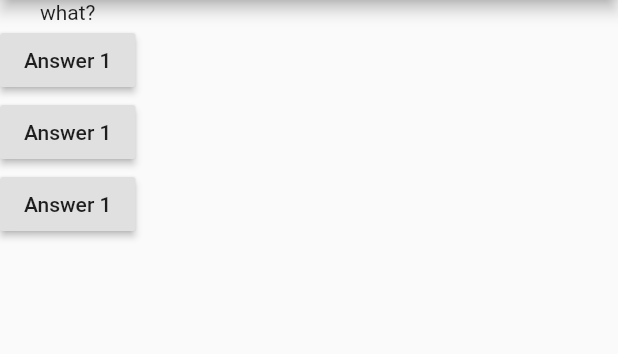
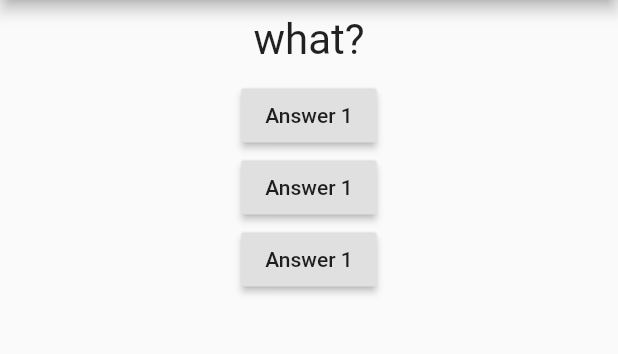
Before and after one commit to xWReXx/FlutterBasics, a Flutter app: the screen it shows after launch, after a tap on "Answer 1", on a phone screen of 412 x 824 dp, the part 84-438 px from its top. Run offline on Flutter 3.47's test engine with Material 2 defaults, Android fonts, the phone set to English and light mode, and no system bars.

Commit message:
added question widget and basic stylying

```diff
--- a/lib/main.dart
+++ b/lib/main.dart
@@ -1,4 +1,6 @@
 import 'package:flutter/material.dart';
+
+import './question.dart';
 
 // void main(){
 //   runApp(MyApp());
@@ -10,16 +12,16 @@ class MyApp extends StatefulWidget {
   @override
   State<StatefulWidget> createState() {
     // TODO: implement createState
-    return MyAppState();
+    return _MyAppState();
   }
 }
 
-class MyAppState extends State<MyApp> {
-  var questionIndex = 0;
+class _MyAppState extends State<MyApp> {
+  var _questionIndex = 0;
 
-  void answerQuestions() {
+  void _answerQuestions() {
     setState(() {
-      questionIndex = questionIndex + 1;
+      _questionIndex = _questionIndex + 1;
     });
     print('Answer Chosen!');
   }
@@ -33,18 +35,20 @@ class MyAppState extends State<MyApp> {
         ),
         body: Column (
           children: [
-            Text(questions[questionIndex]),
-            RaisedButton(
-              child: Text('Answer 1'),
-              onPressed: answerQuestions,
+            Question(
+              questions[_questionIndex],
             ),
             RaisedButton(
               child: Text('Answer 1'),
-              onPressed: answerQuestions,
+              onPressed: _answerQuestions,
             ),
             RaisedButton(
               child: Text('Answer 1'),
-              onPressed: answerQuestions,
+              onPressed: _answerQuestions,
+            ),
+            RaisedButton(
+              child: Text('Answer 1'),
+              onPressed: _answerQuestions,
             ),
           ]
         ),
--- /dev/null
+++ b/lib/question.dart
@@ -0,0 +1,20 @@
+import 'package:flutter/material.dart';
+
+class Question extends StatelessWidget {
+  final String questionText;
+
+  Question(this.questionText);
+
+  @override
+  Widget build(BuildContext context) {
+    return Container(
+      width: double.infinity,
+      margin: EdgeInsets.all(10),
+      child: Text(
+        questionText,
+        style: TextStyle(fontSize: 28),
+        textAlign: TextAlign.center,
+      ),
+    );
+  }
+}
```
